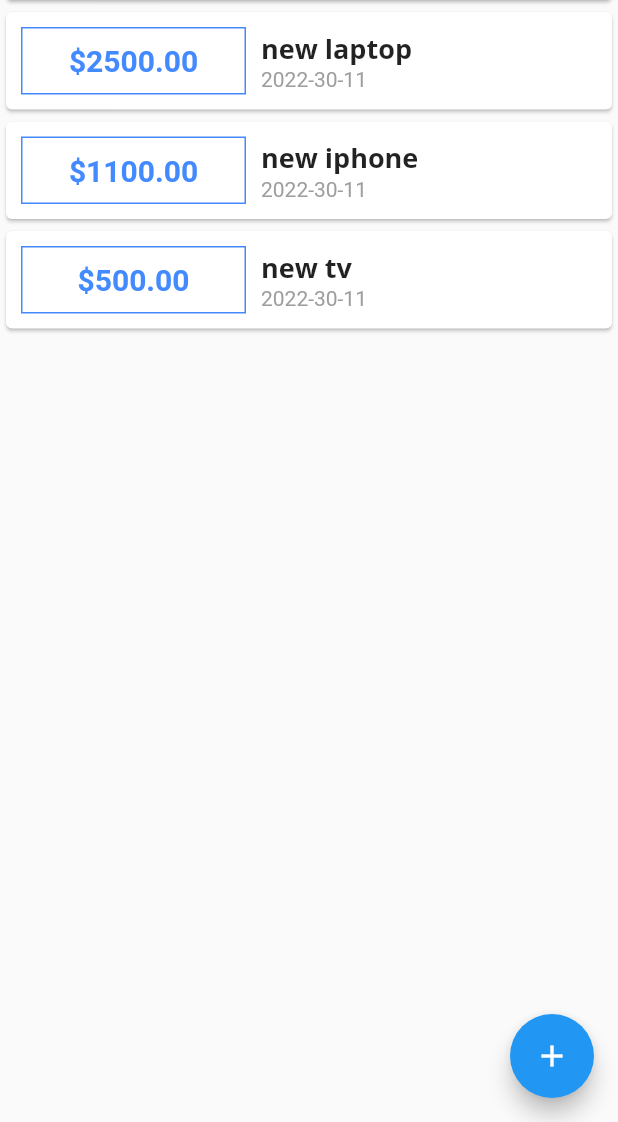
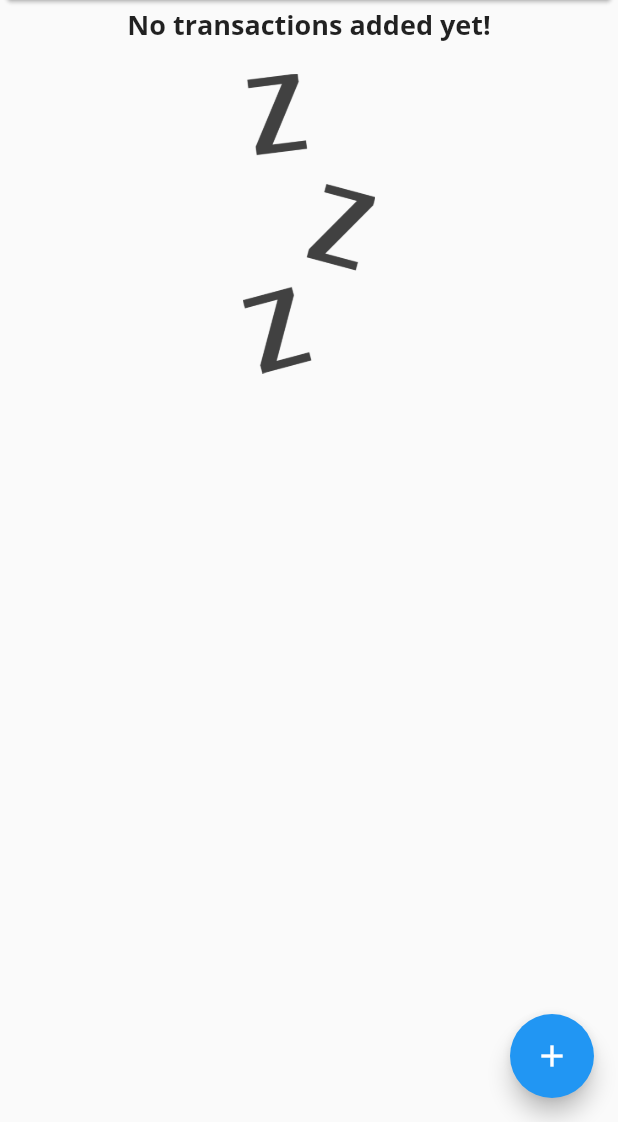
Before and after one commit to vladislavkovaliov/personal-expenses-app, a Flutter app: the screen it shows after launch, on a phone screen of 412 x 824 dp, the part 114-1236 px from its top. Run offline on Flutter 3.47's test engine with Material 2 defaults, Android fonts, the phone set to English and light mode, and no system bars.

Commit message:
adds images assets when transactions are empty

```diff
--- a/lib/main.dart
+++ b/lib/main.dart
@@ -60,24 +60,24 @@ class MyHomePage extends StatefulWidget {
 
 class _MyHomePageState extends State<MyHomePage> {
   final List<Transaction> transactions = [
-    Transaction(
-      id: '1',
-      title: "new laptop",
-      amount: 2500,
-      date: DateTime.now(),
-    ),
-    Transaction(
-      id: '1',
-      title: "new iphone",
-      amount: 1100,
-      date: DateTime.now(),
-    ),
-    Transaction(
-      id: '1',
-      title: "new tv",
-      amount: 500,
-      date: DateTime.now(),
-    ),
+    // Transaction(
+    //   id: '1',
+    //   title: "new laptop",
+    //   amount: 2500,
+    //   date: DateTime.now(),
+    // ),
+    // Transaction(
+    //   id: '1',
+    //   title: "new iphone",
+    //   amount: 1100,
+    //   date: DateTime.now(),
+    // ),
+    // Transaction(
+    //   id: '1',
+    //   title: "new tv",
+    //   amount: 500,
+    //   date: DateTime.now(),
+    // ),
   ];
 
   void addTransaction(String title, double amount) {
--- a/lib/widgets/TransactionsList.dart
+++ b/lib/widgets/TransactionsList.dart
@@ -5,63 +5,77 @@ import 'package:personal_expenses_app/models/transaction.dart';
 class TransactionsList extends StatelessWidget {
   final List<Transaction> transactions;
 
-  const TransactionsList(this.transactions);
+  const TransactionsList(this.transactions, {Key? key}) : super(key: key);
 
   @override
   Widget build(BuildContext context) {
     return Container(
-      height: 400.0,
-      child: ListView.builder(
-          itemCount: transactions.length,
+      height: 300,
+      child: transactions.isEmpty
+          ? Column(
+              children: <Widget>[
+                Text(
+                  'No transactions added yet!',
+                  style: Theme.of(context).textTheme.headline6,
+                ),
+                SizedBox(
+                  height: 20,
+                ),
+                Container(
+                    height: 200,
+                    child: Image.asset(
+                      'assets/images/waiting.png',
+                      fit: BoxFit.cover,
+                    )),
+              ],
+            )
+          : ListView.builder(
               itemBuilder: (ctx, index) {
                 return Card(
-              child: Row(children: [
+                  child: Row(
+                    children: <Widget>[
                       Container(
-                  width: 150.0,
+                        margin: EdgeInsets.symmetric(
+                          vertical: 10,
+                          horizontal: 15,
+                        ),
                         decoration: BoxDecoration(
                           border: Border.all(
                             color: Theme.of(context).primaryColor,
-                      width: 1.0,
+                            width: 2,
                           ),
                         ),
-                  padding: const EdgeInsets.all(
-                    10.0,
-                  ),
-                  margin: const EdgeInsets.symmetric(
-                    vertical: 10.0,
-                    horizontal: 10.0,
-                  ),
-                  child: Center(
+                        padding: EdgeInsets.all(10),
                         child: Text(
                           '\$${transactions[index].amount.toStringAsFixed(2)}',
-                      style: const TextStyle(
+                          style: TextStyle(
                             fontWeight: FontWeight.bold,
-                        fontSize: 20.0,
-                        color: Colors.blueAccent,
-                      ),
+                            fontSize: 20,
+                            color: Theme.of(context).primaryColor,
                           ),
                         ),
                       ),
                       Column(
                         crossAxisAlignment: CrossAxisAlignment.start,
-                  children: [
+                        children: <Widget>[
                           Text(
                             transactions[index].title,
                             style: Theme.of(context).textTheme.headline6,
                           ),
                           Text(
-                      DateFormat('yyyy-mm-dd').format(
-                        transactions[index].date,
-                      ),
-                      style: const TextStyle(
+                            DateFormat.yMMMd().format(transactions[index].date),
+                            style: TextStyle(
                               color: Colors.grey,
                             ),
                           ),
                         ],
-                )
-              ]),
+                      ),
+                    ],
+                  ),
                 );
-          }),
+              },
+              itemCount: transactions.length,
+            ),
     );
   }
 }
--- a/pubspec.yaml
+++ b/pubspec.yaml
@@ -58,9 +58,8 @@ flutter:
   uses-material-design: true
 
   # To add assets to your application, add an assets section, like this:
-  # assets:
-  #   - images/a_dot_burr.jpeg
-  #   - images/a_dot_ham.jpeg
+  assets:
+    - assets/images/waiting.png
 
   # An image asset can refer to one or more resolution-specific "variants", see
   # https://flutter.dev/assets-and-images/#resolution-aware.
```
Also changed, not shown: assets/images/waiting.png (added). Lines whose indentation alone changed are shown as unchanged.
